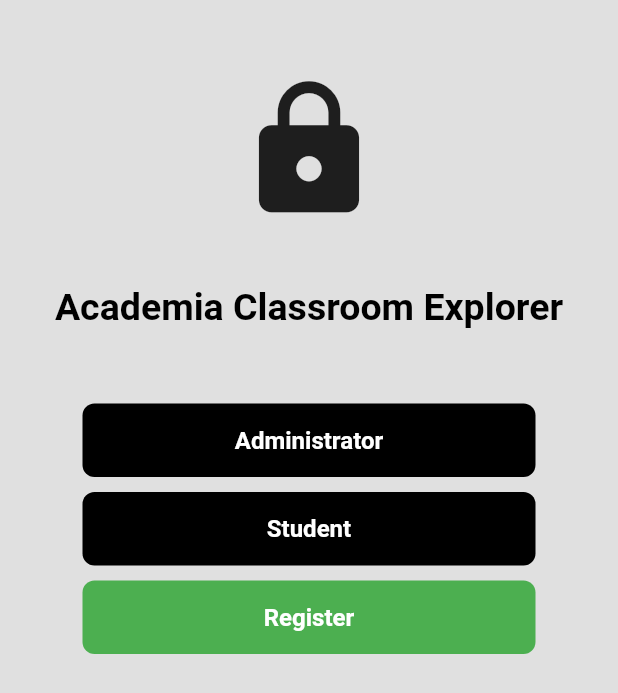
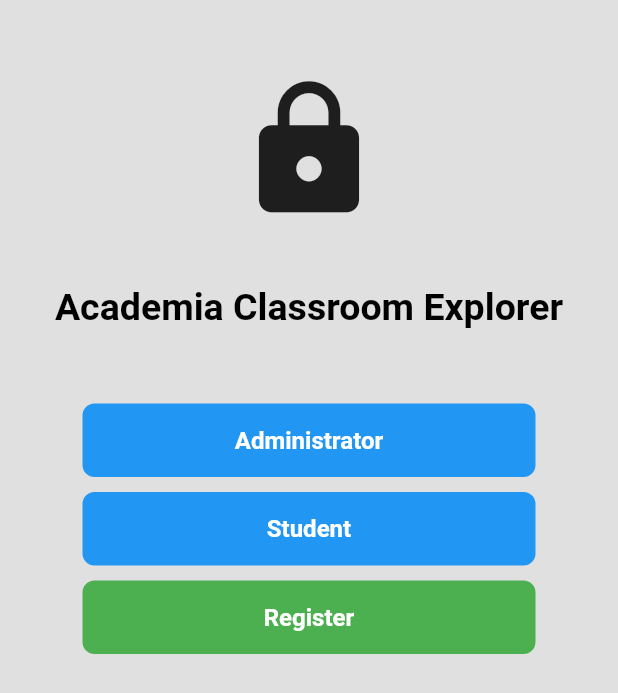
Before and after one commit to Dooflamgo/ACE, a Flutter app: the screen it shows after launch, on a phone screen of 412 x 824 dp. Shown: the top 693 px of the screen. Run offline on Flutter 3.47's test engine with Material 2 defaults, Android fonts, the phone set to English and light mode, and no system bars.

```diff
--- a/lib/pages/adminselectionbutton.dart
+++ b/lib/pages/adminselectionbutton.dart
@@ -18,7 +18,7 @@ class AdminButton extends StatelessWidget {
         padding: const EdgeInsets.all(15),
         margin: const EdgeInsets.symmetric(horizontal: 55),
         decoration: BoxDecoration(
-          color: Colors.black,
+          color: Colors.blue,
           borderRadius: BorderRadius.circular(8),
         ),
         child: const Center(
--- a/lib/pages/studentselectionbutton.dart
+++ b/lib/pages/studentselectionbutton.dart
@@ -4,7 +4,6 @@ import 'package:ACE/studentlogin_page.dart';
 class StudentButton extends StatelessWidget {
 
   final Function()? onTap;
-
 
   const StudentButton({super.key, required this.onTap,});
 
@@ -18,7 +17,7 @@ class StudentButton extends StatelessWidget {
         padding: const EdgeInsets.all(15),
         margin: const EdgeInsets.symmetric(horizontal: 55),
         decoration: BoxDecoration(
-          color: Colors.black,
+          color: Colors.blue,
           borderRadius: BorderRadius.circular(8),
         ),
         child: const Center(
```
